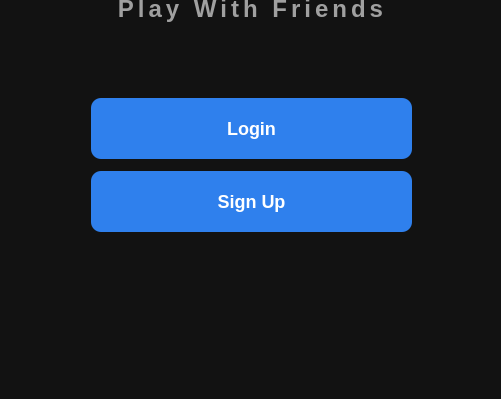
Old version of the form Platwo/welcomewindow.ui in the repository Carbon-128X/CarbonApollo-PlaTwo; both pictures show x 350 to 851 and y 301 to 700 of the 1200 by 700 pixel window.
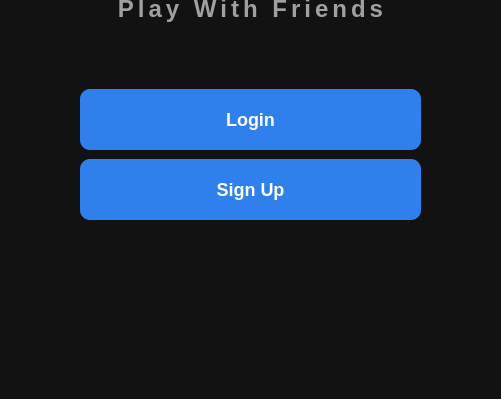
New version of the form.

Patch:
```diff
--- a/Platwo/welcomewindow.ui
+++ b/Platwo/welcomewindow.ui
@@ -72,9 +72,9 @@
   <widget class="QPushButton" name="loginButton">
    <property name="geometry">
     <rect>
-     <x>441</x>
-     <y>399</y>
-     <width>321</width>
+     <x>430</x>
+     <y>390</y>
+     <width>341</width>
      <height>61</height>
     </rect>
    </property>
@@ -124,9 +124,9 @@
   <widget class="QPushButton" name="signupButton">
    <property name="geometry">
     <rect>
-     <x>441</x>
-     <y>472</y>
-     <width>321</width>
+     <x>430</x>
+     <y>460</y>
+     <width>341</width>
      <height>61</height>
     </rect>
    </property>
```
